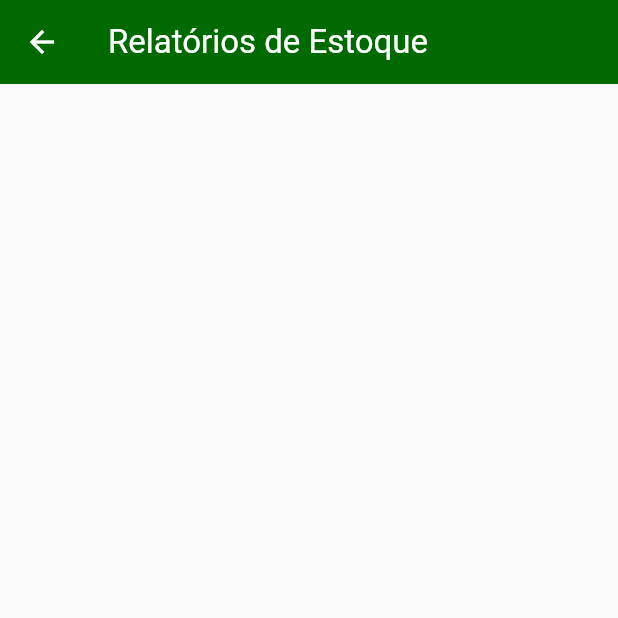
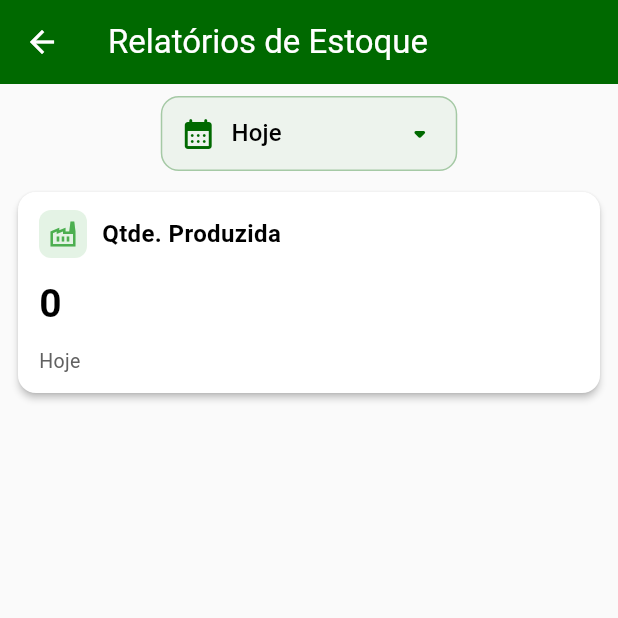
Before and after one commit to oJaciel/HADS_Jaciel_App-Gringos-Massas, a Flutter app: the StockReportsPage screen opened by its route, on a phone screen of 412 x 824 dp, the top half of it. Run offline on Flutter 3.47's test engine with Material 3 defaults, Android fonts, the phone set to English and light mode, and no system bars; our stand-ins replace fl_chart, flutter_multi_formatter, syncfusion_flutter_datepicker; network calls fail.

Commit message:
Início Modelagem Relatórios de Estoque
Iniciada a modelagem dos métodos e tela de relatórios de estoque.

Pequenas melhorias na tela de relatórios de venda.

```diff
--- a/lib/pages/reports/stock_reports_page.dart
+++ b/lib/pages/reports/stock_reports_page.dart
@@ -1,12 +1,62 @@
+import 'package:app_gringos_massas/components/reports/custom_report_card.dart';
+import 'package:app_gringos_massas/components/reports/report_date_dropdown_button.dart';
+import 'package:app_gringos_massas/providers/stock_provider.dart';
+import 'package:app_gringos_massas/utils/report_utils.dart';
 import 'package:flutter/material.dart';
+import 'package:provider/provider.dart';
 
-class StockReportsPage extends StatelessWidget {
+class StockReportsPage extends StatefulWidget {
   const StockReportsPage({super.key});
 
   @override
+  State<StockReportsPage> createState() => _StockReportsPageState();
+}
+
+class _StockReportsPageState extends State<StockReportsPage> {
+  int dayQuantity = 1;
+
+  @override
   Widget build(BuildContext context) {
+    final stockProvider = Provider.of<StockProvider>(context);
+
     return Scaffold(
-      appBar: AppBar(title: Text('Relatórios de Estoque'),),
+      appBar: AppBar(title: Text('Relatórios de Estoque')),
+      body: SingleChildScrollView(
+        child: SafeArea(
+          child: Padding(
+            padding: const EdgeInsets.all(8),
+            child: Column(
+              children: [
+                ReportDateDropdownButton(
+                  dayQuantity: dayQuantity,
+                  onChanged: (days) {
+                    setState(() {
+                      dayQuantity = days!;
+                    });
+                  },
+                ),
+                SizedBox(height: 10),
+                Row(
+                  children: [
+                    Expanded(
+                      child: CustomReportCard(
+                        label: 'Qtde. Produzida',
+                        icon: Icons.factory_outlined,
+                        dayQuantity: dayQuantity,
+                        content: ReportUtils.getProducedQuantityByPeriod(
+                          stockProvider.transactions,
+                          DateTime.now().subtract(Duration(days: dayQuantity)),
+                          DateTime.now(),
+                        ),
+                      ),
+                    ),
+                  ],
+                ),
+              ],
+            ),
+          ),
+        ),
+      ),
     );
   }
 }
--- a/lib/utils/report_utils.dart
+++ b/lib/utils/report_utils.dart
@@ -1,19 +1,12 @@
 import 'package:app_gringos_massas/models/daily_sale_report.dart';
 import 'package:app_gringos_massas/models/sale.dart';
+import 'package:app_gringos_massas/models/stock_transaction.dart';
+import 'package:app_gringos_massas/providers/stock_provider.dart';
 
 class ReportUtils {
-  static get1Week(DateTime date) {
-    return date.subtract(Duration(days: 7));
-  }
+  //Relatórios de Vendas
 
-  static get1Month(DateTime date) {
-    return DateTime(date.year, date.month - 1, date.day);
-  }
-
-  static get1Year(DateTime date) {
-    return DateTime(date.year - 1, date.month, date.day);
-  }
-
+  //Obter lista de vendas no período
   static List<Sale> getSalesByPeriod(
     List<Sale> sales,
     DateTime startDate,
@@ -26,6 +19,7 @@ class ReportUtils {
         .toList();
   }
 
+  //Obter valor total das vendas no período
   static double getTotalSalesByPeriod(
     List<Sale> sales,
     DateTime startDate,
@@ -39,6 +33,7 @@ class ReportUtils {
     return total;
   }
 
+  //Obter quantidade de vendas no período
   static int getSaleCountByPeriod(
     List<Sale> sales,
     DateTime startDate,
@@ -49,6 +44,7 @@ class ReportUtils {
     return sales.length;
   }
 
+  //Obter valor e quantidade das vendas no período por dia (lista)
   static List<DailySaleReport> getDailySales(
     List<Sale> sales,
     DateTime startDate,
@@ -96,6 +92,7 @@ class ReportUtils {
     return dailySales;
   }
 
+  //Obter a quantidade de produtos vendidos no período
   static int getTotalProductsSoldByPeriod(
     List<Sale> sales,
     DateTime startDate,
@@ -114,6 +111,7 @@ class ReportUtils {
     return totalProducts;
   }
 
+  //Obter o valor médio das vendas no período
   static double getAverageTicketByPeriod(
     List<Sale> sales,
     DateTime startDate,
@@ -129,6 +127,44 @@ class ReportUtils {
 
     // Divide pelo número de vendas
     return total / sales.length;
+  }
+
+  // Relatórios de estoque
+
+  //Obter a lista de transações no período
+  static List<StockTransaction> getTransactionsByPeriod(
+    List<StockTransaction> transactions,
+    DateTime startDate,
+    DateTime endDate,
+  ) {
+    return transactions
+        .where(
+          (transaction) =>
+              transaction.date.isAfter(startDate) &&
+              transaction.date.isBefore(endDate),
+        )
+        .toList();
+  }
+
+  //Obter a quantidade total produzida no período
+  static int getProducedQuantityByPeriod(
+    List<StockTransaction> transactions,
+    DateTime startDate,
+    DateTime endDate,
+  ) {
+    List<StockTransaction> filteredTransactions = getTransactionsByPeriod(
+      transactions,
+      startDate,
+      endDate,
+    );
+
+    int producedQuantity = 0;
+    for (StockTransaction transaction in filteredTransactions) {
+      if (transaction.type == TransactionType.entry) {
+        producedQuantity += transaction.quantity;
+      }
+    }
+    return producedQuantity;
   }
 
   static double getPercentageLastDays(
```
Also changed, not shown: lib/pages/reports/sale_reports_page.dart (+5 -17 lines). Lines whose indentation alone changed are shown as unchanged.
